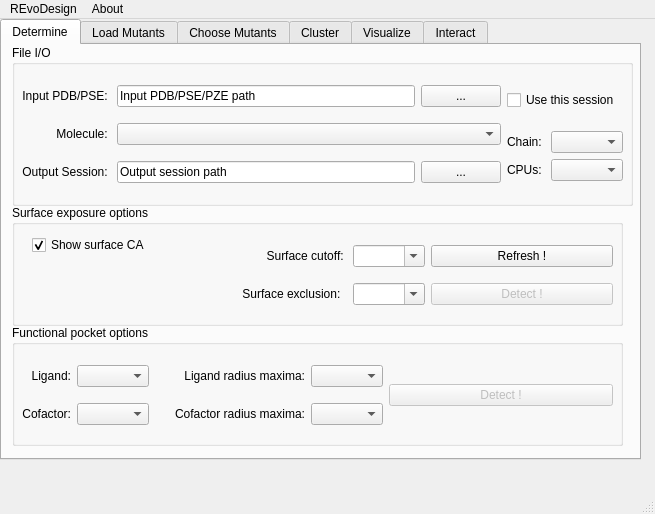
Qt form REvoDesign/UI/REvoDesign-PyMOL.ui (YaoYinYing/REvoDesign) before a commit.
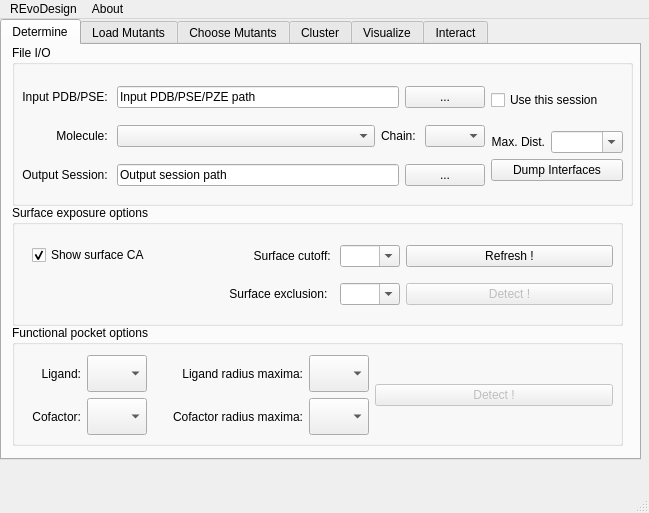
The same form after that commit. The open tabs and pages were chosen to show the change.

Commit message: support chain-chain interface and more fixes

What changed in the file:
```diff
--- a/REvoDesign/UI/REvoDesign-PyMOL.ui
+++ b/REvoDesign/UI/REvoDesign-PyMOL.ui
@@ -6,8 +6,8 @@
    <rect>
     <x>0</x>
     <y>0</y>
-    <width>655</width>
-    <height>514</height>
+    <width>649</width>
+    <height>513</height>
    </rect>
   </property>
   <property name="sizePolicy">
@@ -16,6 +16,12 @@
     <verstretch>0</verstretch>
    </sizepolicy>
   </property>
+  <property name="maximumSize">
+   <size>
+    <width>16777215</width>
+    <height>16777215</height>
+   </size>
+  </property>
   <property name="mouseTracking">
    <bool>false</bool>
   </property>
@@ -60,7 +66,7 @@
          <x>10</x>
          <y>30</y>
          <width>601</width>
-         <height>121</height>
+         <height>122</height>
         </rect>
        </property>
        <layout class="QHBoxLayout" name="horizontalLayout_26">
@@ -104,9 +110,6 @@
             </property>
            </widget>
           </item>
-          <item row="1" column="1">
-           <widget class="QComboBox" name="comboBox_design_molecule"/>
-          </item>
           <item row="1" column="0">
            <widget class="QLabel" name="label_molecule">
             <property name="text">
@@ -147,21 +150,32 @@
             </item>
            </layout>
           </item>
-         </layout>
-        </item>
-        <item>
-         <layout class="QVBoxLayout" name="verticalLayout_4">
-          <item>
-           <widget class="QCheckBox" name="checkBox_use_this_session_2">
-            <property name="text">
-             <string>Use this session</string>
-            </property>
-           </widget>
-          </item>
-          <item>
-           <layout class="QGridLayout" name="gridLayout_20">
-            <item row="0" column="0">
+          <item row="1" column="1">
+           <layout class="QHBoxLayout" name="horizontalLayout_28">
+            <item>
+             <widget class="QComboBox" name="comboBox_design_molecule">
+              <property name="sizePolicy">
+               <sizepolicy hsizetype="Fixed" vsizetype="Fixed">
+                <horstretch>0</horstretch>
+                <verstretch>0</verstretch>
+               </sizepolicy>
+              </property>
+              <property name="maximumSize">
+               <size>
+                <width>300</width>
+                <height>16777215</height>
+               </size>
+              </property>
+             </widget>
+            </item>
+            <item>
              <widget class="QLabel" name="label_chainid">
+              <property name="sizePolicy">
+               <sizepolicy hsizetype="Maximum" vsizetype="Preferred">
+                <horstretch>0</horstretch>
+                <verstretch>0</verstretch>
+               </sizepolicy>
+              </property>
               <property name="text">
                <string>Chain: </string>
               </property>
@@ -170,27 +184,86 @@
               </property>
              </widget>
             </item>
-            <item row="0" column="1">
+            <item>
              <widget class="QComboBox" name="comboBox_chainid">
-              <property name="sizeAdjustPolicy">
-               <enum>QComboBox::AdjustToContents</enum>
+              <property name="sizePolicy">
+               <sizepolicy hsizetype="Fixed" vsizetype="Fixed">
+                <horstretch>0</horstretch>
+                <verstretch>0</verstretch>
+               </sizepolicy>
               </property>
-             </widget>
-            </item>
-            <item row="1" column="1">
-             <widget class="QComboBox" name="comboBox_nproc">
+              <property name="maximumSize">
+               <size>
+                <width>60</width>
+                <height>16777215</height>
+               </size>
+              </property>
               <property name="sizeAdjustPolicy">
                <enum>QComboBox::AdjustToContents</enum>
               </property>
              </widget>
             </item>
-            <item row="1" column="0">
-             <widget class="QLabel" name="label_nproc">
+           </layout>
+          </item>
+         </layout>
+        </item>
+        <item>
+         <layout class="QVBoxLayout" name="verticalLayout_4">
+          <item>
+           <widget class="QCheckBox" name="checkBox_use_this_session_2">
+            <property name="text">
+             <string>Use this session</string>
+            </property>
+           </widget>
+          </item>
+          <item>
+           <layout class="QVBoxLayout" name="verticalLayout_3">
+            <item>
+             <layout class="QHBoxLayout" name="horizontalLayout_27">
+              <item>
+               <widget class="QLabel" name="label_surface_cutoff_2">
+                <property name="sizePolicy">
+                 <sizepolicy hsizetype="Preferred" vsizetype="Maximum">
+                  <horstretch>0</horstretch>
+                  <verstretch>0</verstretch>
+                 </sizepolicy>
+                </property>
+                <property name="text">
+                 <string>Max. Dist.</string>
+                </property>
+                <property name="alignment">
+                 <set>Qt::AlignRight|Qt::AlignTrailing|Qt::AlignVCenter</set>
+                </property>
+               </widget>
+              </item>
+              <item>
+               <widget class="QComboBox" name="comboBox_interface_cutoff">
+                <property name="sizePolicy">
+                 <sizepolicy hsizetype="Preferred" vsizetype="Maximum">
+                  <horstretch>0</horstretch>
+                  <verstretch>0</verstretch>
+                 </sizepolicy>
+                </property>
+                <property name="editable">
+                 <bool>true</bool>
+                </property>
+                <property name="minimumContentsLength">
+                 <number>0</number>
+                </property>
+                <property name="iconSize">
+                 <size>
+                  <width>16</width>
+                  <height>16</height>
+                 </size>
+                </property>
+               </widget>
+              </item>
+             </layout>
+            </item>
+            <item>
+             <widget class="QPushButton" name="pushButton_dump_interfaces">
               <property name="text">
-               <string>CPUs: </string>
-              </property>
-              <property name="alignment">
-               <set>Qt::AlignRight|Qt::AlignTrailing|Qt::AlignVCenter</set>
+               <string>Dump Interfaces</string>
               </property>
              </widget>
             </item>
@@ -216,9 +289,9 @@
       <widget class="QWidget" name="horizontalLayoutWidget">
        <property name="geometry">
         <rect>
-         <x>10</x>
+         <x>20</x>
          <y>30</y>
-         <width>591</width>
+         <width>581</width>
          <height>80</height>
         </rect>
        </property>
@@ -246,10 +319,36 @@
            </widget>
           </item>
           <item row="0" column="1">
-           <widget class="QComboBox" name="comboBox_ligand_sel"/>
+           <widget class="QComboBox" name="comboBox_ligand_sel">
+            <property name="sizePolicy">
+             <sizepolicy hsizetype="Preferred" vsizetype="Preferred">
+              <horstretch>0</horstretch>
+              <verstretch>0</verstretch>
+             </sizepolicy>
+            </property>
+            <property name="maximumSize">
+             <size>
+              <width>60</width>
+              <height>16777215</height>
+             </size>
+            </property>
+           </widget>
           </item>
           <item row="0" column="4">
-           <widget class="QComboBox" name="comboBox_ligand_radius"/>
+           <widget class="QComboBox" name="comboBox_ligand_radius">
+            <property name="sizePolicy">
+             <sizepolicy hsizetype="Preferred" vsizetype="Preferred">
+              <horstretch>0</horstretch>
+              <verstretch>0</verstretch>
+             </sizepolicy>
+            </property>
+            <property name="maximumSize">
+             <size>
+              <width>60</width>
+              <height>16777215</height>
+             </size>
+            </property>
+           </widget>
           </item>
           <item row="0" column="3">
            <widget class="QLabel" name="label_ligand_radius">
@@ -262,10 +361,36 @@
            </widget>
           </item>
           <item row="1" column="1">
-           <widget class="QComboBox" name="comboBox_cofactor_sel"/>
+           <widget class="QComboBox" name="comboBox_cofactor_sel">
+            <property name="sizePolicy">
+             <sizepolicy hsizetype="Preferred" vsizetype="Preferred">
+              <horstretch>0</horstretch>
+              <verstretch>0</verstretch>
+             </sizepolicy>
+            </property>
+            <property name="maximumSize">
+             <size>
+              <width>60</width>
+              <height>16777215</height>
+             </size>
+            </property>
+           </widget>
           </item>
           <item row="1" column="4">
-           <widget class="QComboBox" name="comboBox_cofactor_radius"/>
+           <widget class="QComboBox" name="comboBox_cofactor_radius">
+            <property name="sizePolicy">
+             <sizepolicy hsizetype="Preferred" vsizetype="Preferred">
+              <horstretch>0</horstretch>
+              <verstretch>0</verstretch>
+             </sizepolicy>
+            </property>
+            <property name="maximumSize">
+             <size>
+              <width>60</width>
+              <height>16777215</height>
+             </size>
+            </property>
+           </widget>
           </item>
           <item row="1" column="3">
            <widget class="QLabel" name="label_cofactor_radius">
@@ -323,9 +448,9 @@
       <widget class="QWidget" name="horizontalLayoutWidget_2">
        <property name="geometry">
         <rect>
-         <x>230</x>
+         <x>180</x>
          <y>30</y>
-         <width>371</width>
+         <width>421</width>
          <height>81</height>
         </rect>
        </property>
@@ -334,6 +459,18 @@
          <layout class="QGridLayout" name="gridLayout_10">
           <item row="1" column="1">
            <widget class="QComboBox" name="comboBox_surface_exclusion">
+            <property name="sizePolicy">
+             <sizepolicy hsizetype="Preferred" vsizetype="Fixed">
+              <horstretch>0</horstretch>
+              <verstretch>0</verstretch>
+             </sizepolicy>
+            </property>
+            <property name="maximumSize">
+             <size>
+              <width>60</width>
+              <height>16777215</height>
+             </size>
+            </property>
             <property name="editable">
              <bool>true</bool>
             </property>
@@ -367,6 +504,18 @@
           </item>
           <item row="0" column="1">
            <widget class="QComboBox" name="comboBox_surface_cutoff">
+            <property name="sizePolicy">
+             <sizepolicy hsizetype="Preferred" vsizetype="Fixed">
+              <horstretch>0</horstretch>
+              <verstretch>0</verstretch>
+             </sizepolicy>
+            </property>
+            <property name="maximumSize">
+             <size>
+              <width>60</width>
+              <height>16777215</height>
+             </size>
+            </property>
             <property name="editable">
              <bool>true</bool>
             </property>
@@ -410,8 +559,8 @@
        <property name="geometry">
         <rect>
          <x>20</x>
-         <y>30</y>
-         <width>141</width>
+         <y>40</y>
+         <width>177</width>
          <height>20</height>
         </rect>
        </property>
@@ -2466,7 +2615,7 @@
     <rect>
      <x>0</x>
      <y>0</y>
-     <width>655</width>
+     <width>649</width>
      <height>37</height>
     </rect>
    </property>
```
Left out of the diff: 6 changed lines with no effect on the pictures. The commit also changes 6 other files.
